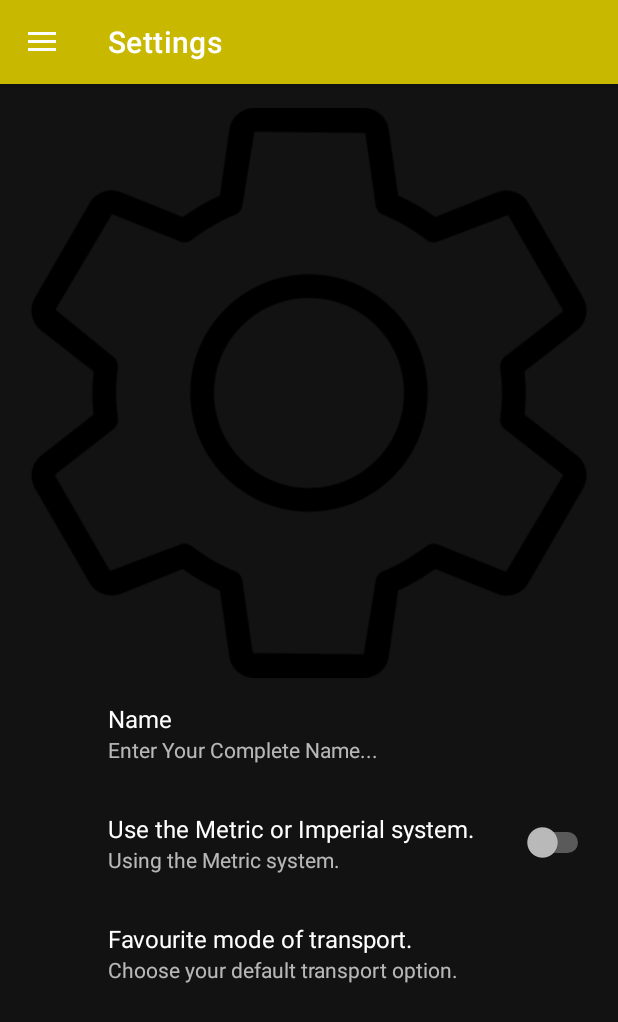
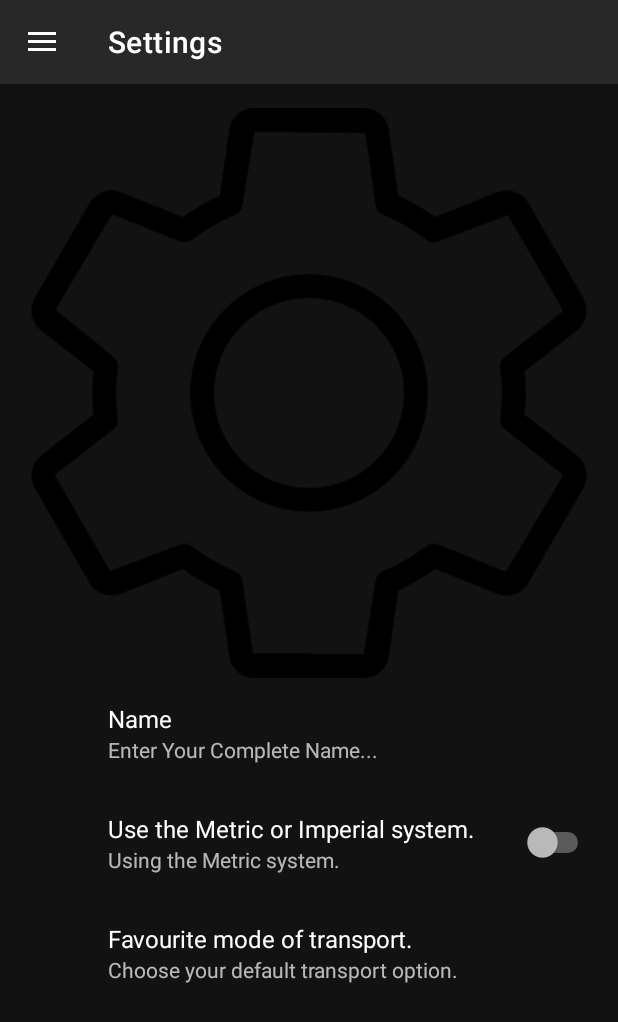
Before and after one commit to WayneWhitehead/Ported, an Android app: the screen it shows after launch once a user with an empty profile is signed in (MainActivity), in the side drawer, after a tap on "Settings", on a phone screen of 412 x 824 dp. Shown: the top 1022 px of the screen. Run offline under Robolectric (Android 15) with nearby library versions, the light colour scheme and no system bars; our stand-ins replace Firebase (no records; nobody signed in at launch, a user with empty details on screens opened directly), RxJava, Timber, androidx.preference, navigation-ui; libraries missing offline, so code that uses them is left out: com.tomtom.online; 14 statements that could not run were skipped.

Commit message:
General updates

```diff
--- a/app/src/main/java/com/hidesign/ported/MainActivity.java
+++ b/app/src/main/java/com/hidesign/ported/MainActivity.java
@@ -28,8 +28,8 @@
 
         DrawerLayout drawer = findViewById(R.id.drawer_layout);
         NavigationView navigationView = findViewById(R.id.nav_view);
-        // Passing each menu ID as a set of Ids because each
-        // menu should be considered as top level destinations.
+        // Passing each menu_text ID as a set of Ids because each
+        // menu_text should be considered as top level destinations.
         mAppBarConfiguration = new AppBarConfiguration.Builder(R.id.nav_home, R.id.nav_trips, R.id.nav_settings)
                 .setDrawerLayout(drawer)
                 .build();
@@ -40,7 +40,7 @@
 
     @Override
     public boolean onCreateOptionsMenu(Menu menu) {
-        // Inflate the menu; this adds items to the action bar if it is present.
+        // Inflate the menu_text; this adds items to the action bar if it is present.
         getMenuInflater().inflate(R.menu.main, menu);
         return true;
     }
--- a/app/src/main/java/com/hidesign/ported/intro/Login.java
+++ b/app/src/main/java/com/hidesign/ported/intro/Login.java
@@ -42,12 +42,12 @@
     @Override
     public View onCreateView(LayoutInflater inflater, ViewGroup container, Bundle savedInstanceState) {
         View layout = inflater.inflate(R.layout.fragment_login, container, false);
-        mFirebaseAnalytics = FirebaseAnalytics.getInstance(getActivity());
-        mFirebaseAnalytics.setCurrentScreen(getActivity(), "Login Fragment", "Login");
+        mFirebaseAnalytics = FirebaseAnalytics.getInstance(requireActivity());
+        mFirebaseAnalytics.setCurrentScreen(requireActivity(), "Login Fragment", "Login");
 
         mAuth = FirebaseAuth.getInstance();
         GoogleSignInOptions gso = new GoogleSignInOptions.Builder(GoogleSignInOptions.DEFAULT_SIGN_IN).requestIdToken(getString(R.string.default_web_client_id)).requestEmail().build();
-        mGoogleSignInClient = GoogleSignIn.getClient(Objects.requireNonNull(getActivity()), gso);
+        mGoogleSignInClient = GoogleSignIn.getClient(requireActivity(), gso);
 
         _username = layout.findViewById(R.id.username);
         _password = layout.findViewById(R.id.password);
@@ -64,11 +64,11 @@
     private void CheckLogin(){
         if (Validate()){
             mAuth.signInWithEmailAndPassword(Objects.requireNonNull(_username.getText()).toString(), Objects.requireNonNull(_password.getText()).toString())
-                    .addOnCompleteListener(Objects.requireNonNull(getActivity()), task -> {
+                    .addOnCompleteListener(requireActivity(), task -> {
                         if (task.isSuccessful()) {
                             Timber.d("signInWithEmail:success");
                             Bundle params = new Bundle();
-                            params.putString("User", mAuth.getCurrentUser().getEmail());
+                            params.putString("User", Objects.requireNonNull(mAuth.getCurrentUser()).getEmail());
                             mFirebaseAnalytics.logEvent("loginWithEmail", params);
                             GoToMain();
                         } else {
@@ -104,11 +104,11 @@
     private void firebaseAuthWithGoogle(GoogleSignInAccount acct) {
         Timber.tag("GoogleSignin").e("firebaseAuthWithGoogle:%s", acct.getId());
         AuthCredential credential = GoogleAuthProvider.getCredential(acct.getIdToken(), null);
-        mAuth.signInWithCredential(credential).addOnCompleteListener(Objects.requireNonNull(getActivity()), task -> {
+        mAuth.signInWithCredential(credential).addOnCompleteListener(requireActivity(), task -> {
             if (task.isSuccessful()) {
                 Timber.tag("GoogleSignIn").e("signInWithCredential:success");
                 Bundle params = new Bundle();
-                params.putString("User", mAuth.getCurrentUser().getEmail());
+                params.putString("User", Objects.requireNonNull(mAuth.getCurrentUser()).getEmail());
                 mFirebaseAnalytics.logEvent("loginWithGoogle", params);
                 GoToMain();
             } else {
@@ -133,6 +133,6 @@
     private void GoToMain(){
         Intent intent = new Intent(getContext(), MainActivity.class);
         startActivityForResult(intent, RESULT_OK);
-        Objects.requireNonNull(getActivity()).finish();
+        requireActivity().finish();
     }
 }
--- a/app/src/main/java/com/hidesign/ported/intro/LoginRegister.java
+++ b/app/src/main/java/com/hidesign/ported/intro/LoginRegister.java
@@ -9,6 +9,7 @@
 import androidx.fragment.app.FragmentPagerAdapter;
 import androidx.viewpager.widget.ViewPager;
 
+import com.google.firebase.auth.FirebaseAuth;
 import com.hidesign.ported.R;
 
 import java.util.ArrayList;
@@ -19,6 +20,9 @@
     protected void onCreate(Bundle savedInstanceState) {
         super.onCreate(savedInstanceState);
         setContentView(R.layout.activity_login_register);
+
+        FirebaseAuth mAuth = FirebaseAuth.getInstance();
+        mAuth.signOut();
 
         ViewPager viewPager = findViewById(R.id.viewPager);
 
--- a/app/src/main/java/com/hidesign/ported/ui/home/HomeFragment.java
+++ b/app/src/main/java/com/hidesign/ported/ui/home/HomeFragment.java
@@ -109,7 +109,7 @@
 
     private BottomSheetDialog bottomSheetDialog;
     private View vBottomSheet;
-    private AutoCompleteTextView _OriginLocationSearch, _DestinationLocationSearch;
+    private AutoCompleteTextView _DestinationLocationSearch;
     private MaterialButtonToggleGroup modeOfTransport;
 
     private final Handler searchTimerHandler = new Handler();
@@ -137,6 +137,7 @@
 
     public View onCreateView(@NonNull LayoutInflater inflater, ViewGroup container, Bundle savedInstanceState) {
         View root = inflater.inflate(R.layout.fragment_home, container, false);
+
         FirebaseAnalytics mFirebaseAnalytics = FirebaseAnalytics.getInstance(requireActivity());
         mFirebaseAnalytics.setCurrentScreen(requireActivity(), "Home Fragment", "MapView");
         FirebaseAuth mAuth = FirebaseAuth.getInstance();
@@ -157,10 +158,8 @@
         }
 
         searchApi = OnlineSearchApi.create(requireActivity());
-        _OriginLocationSearch = root.findViewById(R.id.atv_main_departure_location);
         _DestinationLocationSearch = root.findViewById(R.id.atv_main_destination_location);
         searchAdapter = new ArrayAdapter<>(requireActivity(), android.R.layout.simple_dropdown_item_1line, searchAutocompleteList);
-        setTextWatcherToAutoCompleteField(_OriginLocationSearch);
         setTextWatcherToAutoCompleteField(_DestinationLocationSearch);
 
         return root;
--- /dev/null
+++ b/app/src/main/res/color/menu_background.xml
@@ -0,0 +1,5 @@
+<?xml version="1.0" encoding="utf-8"?>
+<selector xmlns:android="http://schemas.android.com/apk/res/android">
+    <item android:color="@color/yellowPrimaryDark" android:state_checked="true" />
+    <item android:color="@android:color/transparent" />
+</selector>
--- /dev/null
+++ b/app/src/main/res/color/menu_icon.xml
@@ -0,0 +1,5 @@
+<?xml version="1.0" encoding="utf-8"?>
+<selector xmlns:android="http://schemas.android.com/apk/res/android">
+    <item android:color="@android:color/black" android:state_checked="true" />
+    <item android:color="@android:color/white" />
+</selector>
--- /dev/null
+++ b/app/src/main/res/color/menu_text.xml
@@ -0,0 +1,5 @@
+<?xml version="1.0" encoding="utf-8"?>
+<selector xmlns:android="http://schemas.android.com/apk/res/android">
+    <item android:color="@android:color/black" android:state_checked="true" />
+    <item android:color="@android:color/white" />
+</selector>
--- a/app/src/main/res/layout/activity_main.xml
+++ b/app/src/main/res/layout/activity_main.xml
@@ -6,7 +6,6 @@
     android:id="@+id/drawer_layout"
     android:layout_width="match_parent"
     android:layout_height="match_parent"
-    android:fitsSystemWindows="true"
     tools:openDrawer="start">
 
     <include
@@ -19,7 +18,9 @@
         android:layout_width="wrap_content"
         android:layout_height="match_parent"
         android:layout_gravity="start"
-        android:fitsSystemWindows="true"
+        app:itemTextColor="@color/menu_text"
+        app:itemIconTint="@color/menu_icon"
+        app:itemBackground="@color/menu_background"
         app:headerLayout="@layout/nav_header_main"
         app:menu="@menu/activity_main_drawer" />
 
--- a/app/src/main/res/layout/app_bar_main.xml
+++ b/app/src/main/res/layout/app_bar_main.xml
@@ -15,7 +15,6 @@
             android:id="@+id/toolbar"
             android:layout_width="match_parent"
             android:layout_height="?attr/actionBarSize"
-            android:background="@color/yellowPrimaryDark"
             app:titleTextColor="@android:color/white"
             app:popupTheme="@style/AppTheme.PopupOverlay">
 
--- a/app/src/main/res/menu/activity_main_drawer.xml
+++ b/app/src/main/res/menu/activity_main_drawer.xml
@@ -16,5 +16,9 @@
             android:id="@+id/nav_settings"
             android:icon="@drawable/cogwheel"
             android:title="@string/settings" />
+        <item
+            android:id="@+id/nav_logout"
+            android:icon="@drawable/logout"
+            android:title="@string/logout" />
     </group>
 </menu>
--- a/app/src/main/res/navigation/mobile_navigation.xml
+++ b/app/src/main/res/navigation/mobile_navigation.xml
@@ -9,25 +9,7 @@
         android:id="@+id/nav_home"
         android:name="com.hidesign.ported.ui.home.HomeFragment"
         android:label="@string/menu_home"
-        tools:layout="@layout/fragment_home">
-
-        <action
-            android:id="@+id/action_HomeFragment_to_HomeSecondFragment"
-            app:destination="@id/nav_home_second" />
-    </fragment>
-    <fragment
-        android:id="@+id/nav_home_second"
-        android:name="com.hidesign.ported.ui.home.HomeSecondFragment"
-        android:label="@string/home_second"
-        tools:layout="@layout/fragment_home_second">
-        <action
-            android:id="@+id/action_HomeSecondFragment_to_HomeFragment"
-            app:destination="@id/nav_home" />
-
-        <argument
-            android:name="myArg"
-            app:argType="string" />
-    </fragment>
+        tools:layout="@layout/fragment_home"/>
 
     <fragment
         android:id="@+id/nav_trips"
@@ -40,4 +22,14 @@
         android:name="com.hidesign.ported.ui.home.SettingsFragment"
         android:label="@string/settings"
         tools:layout="@layout/fragment_settings" />
+
+    <activity
+        android:id="@+id/loginRegister"
+        android:name="com.hidesign.ported.intro.LoginRegister"
+        android:label="activity_login_register"
+        tools:layout="@layout/activity_login_register" />
+
+    <action
+        android:id="@+id/nav_logout"
+        app:destination="@id/loginRegister" />
 </navigation>
--- a/app/src/main/res/values/strings.xml
+++ b/app/src/main/res/values/strings.xml
@@ -44,4 +44,5 @@
     <string name="temp_distance">300m</string>
     <string name="arrive_at">Arrive at:</string>
     <string name="temp_time">13:33</string>
+    <string name="logout">Logout</string>
 </resources>
--- a/app/src/main/res/values/styles.xml
+++ b/app/src/main/res/values/styles.xml
@@ -49,7 +49,6 @@
         <item name="android:windowActionBar">false</item>
         <item name="android:windowNoTitle">true</item>
         <item name="android:windowDrawsSystemBarBackgrounds">true</item>
-        <item name="android:statusBarColor">@color/colorPrimary</item>
     </style>
 
     <style name="AppTheme.AppBarOverlay" parent="ThemeOverlay.AppCompat.Dark.ActionBar" />
--- a/build.gradle
+++ b/build.gradle
@@ -8,7 +8,7 @@
 
     }
     dependencies {
-        classpath 'com.android.tools.build:gradle:3.6.2'
+        classpath 'com.android.tools.build:gradle:3.6.3'
         classpath 'com.google.gms:google-services:4.3.3'
         classpath 'com.google.firebase:firebase-crashlytics-gradle:2.0.0-beta04'
 
```
Also changed, not shown: app/src/main/res/drawable-v24/logout.png (added).
